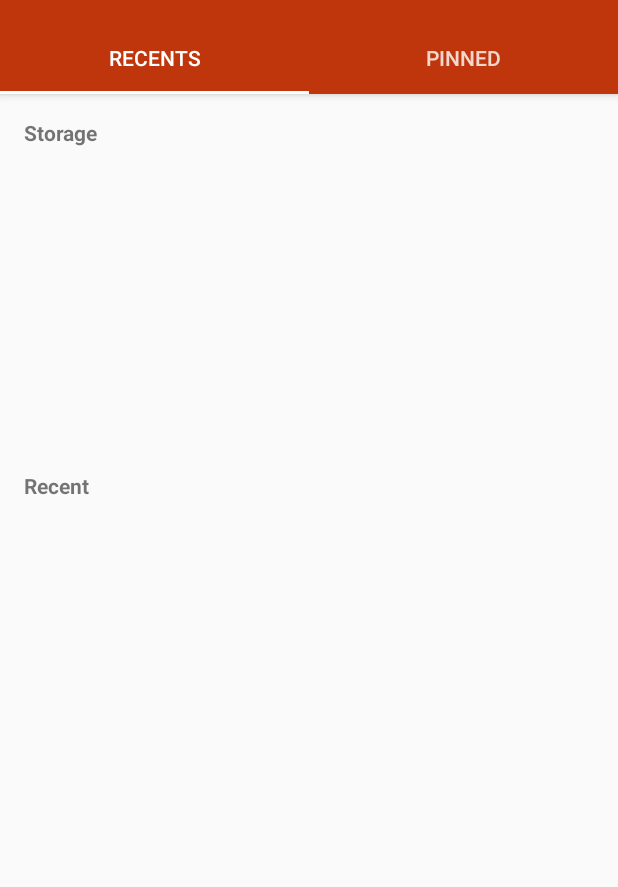
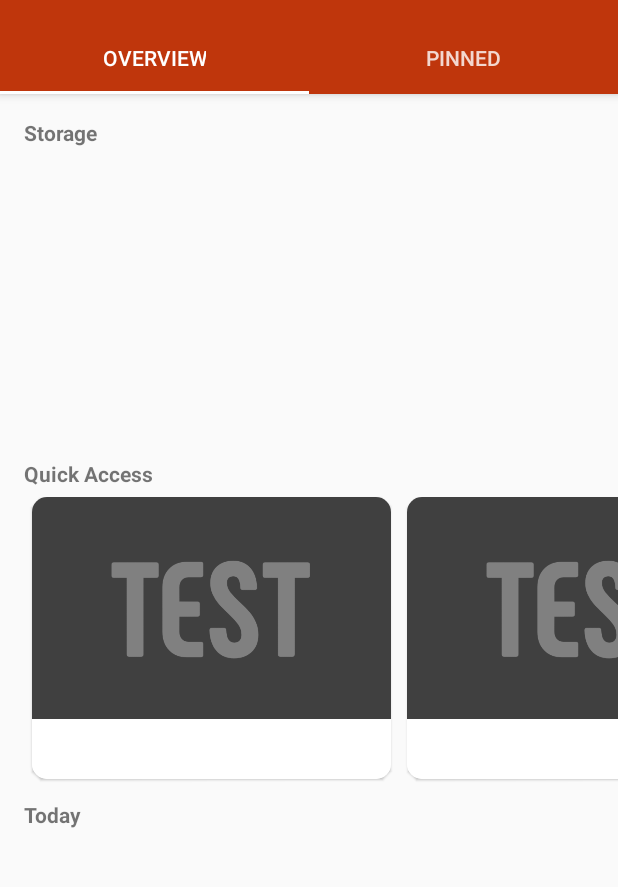
Before and after one commit to K-Mano/Filingua, an Android app: the screen it shows after launch (MainActivity), on a phone screen of 412 x 824 dp, the part 62-949 px from its top. Run offline under Robolectric (Android 15) with nearby library versions, the phone set to English and light mode, and no system bars.

Commit message:
Update QuickAccess
Now QuickAccess view has new card-based ui.
- Add RecyclerAdapter
- Add test card template
- Add test card object class (in Filingua Utility)
- Add test image

```diff
--- a/app/src/main/java/org/trpg/filingua/FilinguaUtility.java
+++ b/app/src/main/java/org/trpg/filingua/FilinguaUtility.java
@@ -2,6 +2,7 @@ package org.trpg.filingua;
 
 import java.io.File;
 import java.util.ArrayList;
+import java.util.Date;
 
 public class FilinguaUtility {
     private class FileInfo{
@@ -26,4 +27,8 @@ public class FilinguaUtility {
         FileInfo info = new FileInfo(filepath, filesize);
         return info;
     }
+    static class CardObject {
+        String title;
+        Date date;
+    }
 }
--- a/app/src/main/java/org/trpg/filingua/MainActivity.java
+++ b/app/src/main/java/org/trpg/filingua/MainActivity.java
@@ -2,30 +2,38 @@ package org.trpg.filingua;
 
 import androidx.appcompat.app.AppCompatActivity;
 import androidx.appcompat.widget.Toolbar;
+import androidx.recyclerview.widget.LinearLayoutManager;
+import androidx.recyclerview.widget.RecyclerView;
 import androidx.viewpager.widget.ViewPager;
 import android.os.Bundle;
 
 import com.google.android.material.tabs.TabLayout;
+
+import java.util.ArrayList;
+import java.util.List;
 
 public class MainActivity extends AppCompatActivity {
     @Override
     protected void onCreate(Bundle savedInstanceState) {
         super.onCreate(savedInstanceState);
         setContentView(R.layout.activity_main);
+
         //Appbarの子Toolbarにメニューを設定
         Toolbar toolbar = findViewById(R.id.main_toolbar);
         toolbar.inflateMenu(R.menu.menu_main);
         //TabLayoutの取得
         TabLayout tabLayout = findViewById(R.id.tab_main);
         //ViewPagerに設定するAdapterをセットアップ
-        TabAdapter adapter = new TabAdapter(getSupportFragmentManager());
+        TabAdapter tAdapter = new TabAdapter(getSupportFragmentManager());
         //ViewPagerを宣言
         ViewPager viewPager = findViewById(R.id.pager);
         //Adapterを設定
-        viewPager.setAdapter(adapter);
+        viewPager.setAdapter(tAdapter);
         //TabLayoutにViewPagerを設定
         tabLayout.setupWithViewPager(viewPager);
+
     }
+
     /*
     //ツールバーメニューの生成
     @Override
--- a/app/src/main/java/org/trpg/filingua/RecentsTabFragment.java
+++ b/app/src/main/java/org/trpg/filingua/RecentsTabFragment.java
@@ -1,19 +1,48 @@
 package org.trpg.filingua;
 
 import androidx.fragment.app.Fragment;
+import androidx.recyclerview.widget.LinearLayoutManager;
+import androidx.recyclerview.widget.RecyclerView;
+
 import android.os.Bundle;
 import android.view.LayoutInflater;
 import android.view.View;
 import android.view.ViewGroup;
+import java.util.ArrayList;
+import java.util.List;
 
-public class RecentsTabFragment extends Fragment {
-    public RecentsTabFragment(){}
+public class RecentsTabFragment extends Fragment{
+
     @Override
     public View onCreateView(LayoutInflater inflater, ViewGroup container, Bundle saveInstanceState){
-        return inflater.inflate(R.layout.recents_tab, container, false);
+        // Viewを設定
+        View rootView = inflater.inflate(R.layout.recents_tab, container, false);
+        // RecyclerViewを取得
+        RecyclerView recyclerView = rootView.findViewById(R.id.quickaccess);
+        // LayoutManagerを設定
+        LinearLayoutManager lManager = new LinearLayoutManager(getActivity());
+        lManager.setOrientation(LinearLayoutManager.HORIZONTAL);
+        recyclerView.setLayoutManager(lManager);
+        recyclerView.setHasFixedSize(true);
+        // Adapterを作成
+        RecyclerAdapter rAdapter = new RecyclerAdapter(createObject());
+        // Adapterを設定
+        recyclerView.setAdapter(rAdapter);
+        return rootView;
     }
+
     @Override
     public void onViewCreated(View view, Bundle savedInstanceState){
         super.onViewCreated(view, savedInstanceState);
     }
+
+    private List<FilinguaUtility.CardObject> createObject(){
+        List<FilinguaUtility.CardObject> cardObjectList = new ArrayList<>();
+        for(int i=0;i<4;i++){
+            FilinguaUtility.CardObject object = new FilinguaUtility.CardObject();
+            object.title="card"+i;
+            cardObjectList.add(object);
+        }
+        return cardObjectList;
+    }
 }
--- /dev/null
+++ b/app/src/main/java/org/trpg/filingua/RecyclerAdapter.java
@@ -0,0 +1,44 @@
+package org.trpg.filingua;
+
+import android.content.Context;
+import android.view.LayoutInflater;
+import android.view.View;
+import android.view.ViewGroup;
+import androidx.recyclerview.widget.RecyclerView;
+import java.util.ArrayList;
+import java.util.List;
+
+public class RecyclerAdapter extends RecyclerView.Adapter<RecyclerAdapter.ViewHolder>{
+
+    private List<FilinguaUtility.CardObject> list;
+
+    public RecyclerAdapter(List<FilinguaUtility.CardObject> cardObjectList) {
+        this.list=cardObjectList;
+    }
+
+    @Override
+    public RecyclerAdapter.ViewHolder onCreateViewHolder(ViewGroup viewGroup, int i) {
+        View inflate = LayoutInflater.from(viewGroup.getContext()).inflate(R.layout.qa_card,viewGroup,false);
+        ViewHolder viewHolder = new ViewHolder(inflate);
+        return viewHolder;
+    }
+
+    @Override
+    public void onBindViewHolder(ViewHolder viewHolder, int pos) {
+
+    }
+
+
+    @Override
+    public int getItemCount() {
+        return list.size();
+    }
+
+    // ViewHolder(固有ならインナークラスでOK)
+    class ViewHolder extends RecyclerView.ViewHolder {
+        public ViewHolder(View itemView) {
+            super(itemView);
+        }
+    }
+
+}
--- a/app/src/main/java/org/trpg/filingua/TabAdapter.java
+++ b/app/src/main/java/org/trpg/filingua/TabAdapter.java
@@ -5,7 +5,7 @@ import androidx.fragment.app.FragmentManager;
 import androidx.fragment.app.FragmentPagerAdapter;
 
 public class TabAdapter extends FragmentPagerAdapter {
-    private CharSequence[] tabTitles={"recents","pinned"};
+    private CharSequence[] tabTitles= {"overview", "pinned"};
     public TabAdapter(FragmentManager fm) {
         super(fm);
     }
--- a/app/src/main/res/layout/activity_main.xml
+++ b/app/src/main/res/layout/activity_main.xml
@@ -37,7 +37,7 @@
                 android:id="@+id/recents_tab"
                 android:layout_width="wrap_content"
                 android:layout_height="wrap_content"
-                android:text="@string/recents" />
+                android:text="@string/overview" />
 
             <com.google.android.material.tabs.TabItem
                 android:id="@+id/pinned_tab"
--- /dev/null
+++ b/app/src/main/res/layout/qa_card.xml
@@ -0,0 +1,44 @@
+<?xml version="1.0" encoding="utf-8"?>
+<LinearLayout xmlns:android="http://schemas.android.com/apk/res/android"
+    xmlns:app="http://schemas.android.com/apk/res-auto"
+    android:layout_width="250dp"
+    android:layout_height="200dp"
+    android:orientation="vertical">
+
+    <androidx.cardview.widget.CardView
+        android:layout_width="match_parent"
+        android:layout_height="match_parent"
+        android:clickable="true"
+        android:foreground="?android:attr/selectableItemBackground"
+        app:cardCornerRadius="10dp"
+        app:cardElevation="1dp"
+        app:cardUseCompatPadding="true">
+
+        <androidx.constraintlayout.widget.ConstraintLayout
+            android:layout_width="match_parent"
+            android:layout_height="match_parent">
+
+            <ImageView
+                android:id="@+id/imageView2"
+                android:layout_width="wrap_content"
+                android:layout_height="wrap_content"
+                android:contentDescription="@string/test"
+                android:scaleType="centerCrop"
+                app:layout_constraintBottom_toTopOf="@+id/view"
+                app:layout_constraintEnd_toEndOf="parent"
+                app:layout_constraintStart_toStartOf="parent"
+                app:layout_constraintTop_toTopOf="parent"
+                app:srcCompat="@drawable/test" />
+
+            <View
+                android:id="@+id/view"
+                android:layout_width="match_parent"
+                android:layout_height="40dp"
+                android:background="#FFFFFF"
+                app:layout_constraintBottom_toBottomOf="parent"
+                app:layout_constraintEnd_toEndOf="parent"
+                app:layout_constraintStart_toStartOf="parent" />
+
+        </androidx.constraintlayout.widget.ConstraintLayout>
+    </androidx.cardview.widget.CardView>
+</LinearLayout>
--- a/app/src/main/res/layout/recents_tab.xml
+++ b/app/src/main/res/layout/recents_tab.xml
@@ -1,7 +1,10 @@
 <?xml version="1.0" encoding="utf-8"?>
-<LinearLayout xmlns:android="http://schemas.android.com/apk/res/android"
-    xmlns:app="http://schemas.android.com/apk/res-auto"
+<androidx.core.widget.NestedScrollView xmlns:app="http://schemas.android.com/apk/res-auto"
     xmlns:tools="http://schemas.android.com/tools"
+    android:layout_height="match_parent"
+    android:layout_width="match_parent"
+    xmlns:android="http://schemas.android.com/apk/res/android">
+    <LinearLayout
         android:layout_width="match_parent"
         android:layout_height="match_parent"
         android:background="@android:color/transparent"
@@ -26,7 +29,6 @@
             <androidx.constraintlayout.widget.ConstraintLayout
                 android:layout_width="0dp"
                 android:layout_height="200dp"
-            android:layout_marginTop="8dp"
                 app:layout_constraintEnd_toEndOf="parent"
                 app:layout_constraintStart_toStartOf="parent"
                 app:layout_constraintTop_toBottomOf="@+id/strage_view" />
@@ -43,19 +45,61 @@
                 android:layout_height="wrap_content"
                 android:layout_marginStart="16dp"
                 android:layout_marginTop="8dp"
-            android:text="@string/recent"
+                android:text="@string/quick_access"
                 android:textStyle="bold"
                 app:layout_constraintStart_toStartOf="parent"
                 app:layout_constraintTop_toTopOf="parent" />
 
             <HorizontalScrollView
                 android:layout_width="match_parent"
-            android:layout_height="match_parent"
-            android:layout_marginTop="8dp"
+                android:layout_height="200dp"
+                android:fillViewport="true"
                 app:layout_constraintEnd_toEndOf="parent"
                 app:layout_constraintStart_toStartOf="parent"
-            app:layout_constraintTop_toBottomOf="@+id/recent_view"/>
+                app:layout_constraintTop_toBottomOf="@+id/recent_view">
+
+                <RelativeLayout
+                    android:layout_width="wrap_content"
+                    android:layout_height="match_parent">
+
+                    <androidx.recyclerview.widget.RecyclerView
+                        android:id="@+id/quickaccess"
+                        android:layout_width="wrap_content"
+                        android:layout_height="match_parent"
+                        android:clipToPadding="false"
+                        android:orientation="horizontal"
+                        android:paddingLeft="16dp"
+                        android:paddingRight="16dp"
+                        android:scrollbarAlwaysDrawHorizontalTrack="true">
+
+                    </androidx.recyclerview.widget.RecyclerView>
+                </RelativeLayout>
+            </HorizontalScrollView>
 
         </androidx.constraintlayout.widget.ConstraintLayout>
 
+        <androidx.constraintlayout.widget.ConstraintLayout
+            android:layout_width="match_parent"
+            android:layout_height="match_parent">
+
+            <TextView
+                android:id="@+id/textView"
+                android:layout_width="wrap_content"
+                android:layout_height="wrap_content"
+                android:layout_marginStart="16dp"
+                android:layout_marginTop="8dp"
+                android:text="@string/today"
+                android:textStyle="bold"
+                app:layout_constraintStart_toStartOf="parent"
+                app:layout_constraintTop_toTopOf="parent" />
+
+            <ListView
+                android:layout_width="match_parent"
+                android:layout_height="400dp"
+                app:layout_constraintEnd_toEndOf="parent"
+                app:layout_constraintStart_toStartOf="parent"
+                app:layout_constraintTop_toBottomOf="@+id/textView" />
+        </androidx.constraintlayout.widget.ConstraintLayout>
+
     </LinearLayout>
+</androidx.core.widget.NestedScrollView>
--- /dev/null
+++ b/app/src/main/res/menu/menu_card.xml
@@ -0,0 +1,8 @@
+<?xml version="1.0" encoding="utf-8"?>
+<menu xmlns:android="http://schemas.android.com/apk/res/android"
+    xmlns:compat="http://schemas.android.com/apk/res-auto">
+    <item android:id="@+id/testButton"
+        android:title="@string/test"
+        compat:showAsAction="never">
+    </item>
+</menu>
--- a/app/src/main/res/values/strings.xml
+++ b/app/src/main/res/values/strings.xml
@@ -1,6 +1,6 @@
 <resources>
     <string name="app_name">Filingua</string>
-    <string name="recents">recents</string>
+    <string name="overview">overview</string>
     <string name="pinned">pinned</string>
     <string name="settings">Settings</string>
     <string name="tab">Tab</string>
@@ -8,5 +8,6 @@
     <string name="quick_access">Quick Access</string>
     <string name="other">Other</string>
     <string name="storage">Storage</string>
-    <string name="recent">Recent</string>
+    <string name="test">Test</string>
+    <string name="today">Today</string>
 </resources>
```
Also changed, not shown: app/src/main/res/drawable/test.png (added), 1 other file. Lines whose indentation alone changed are shown as unchanged.
